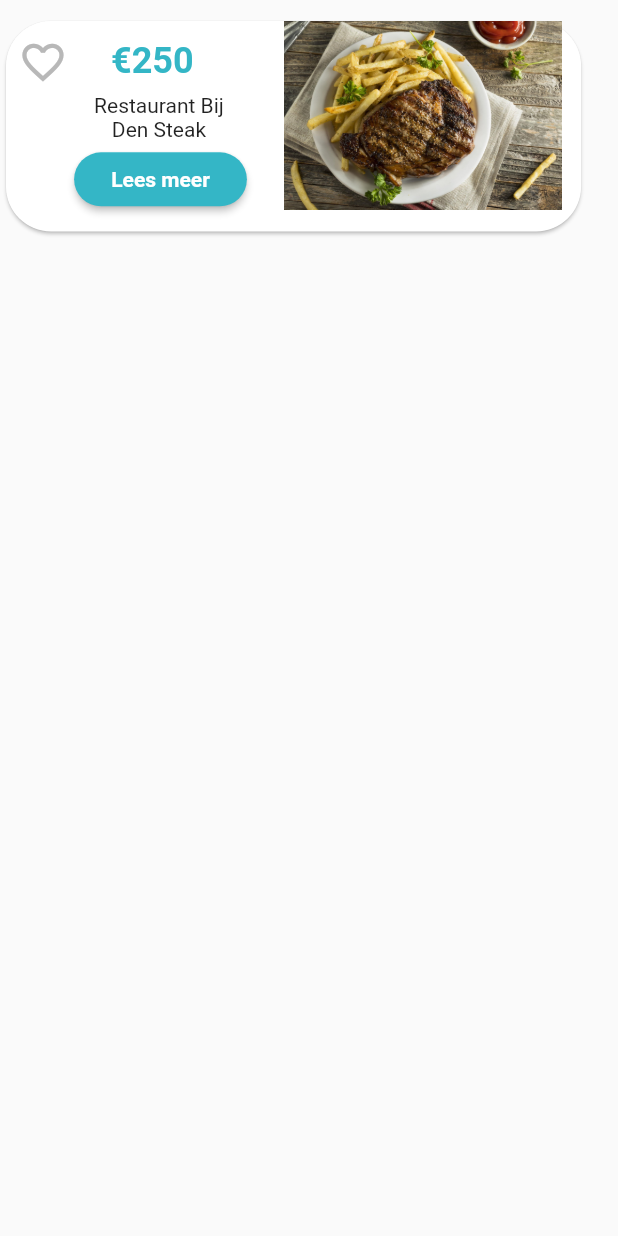
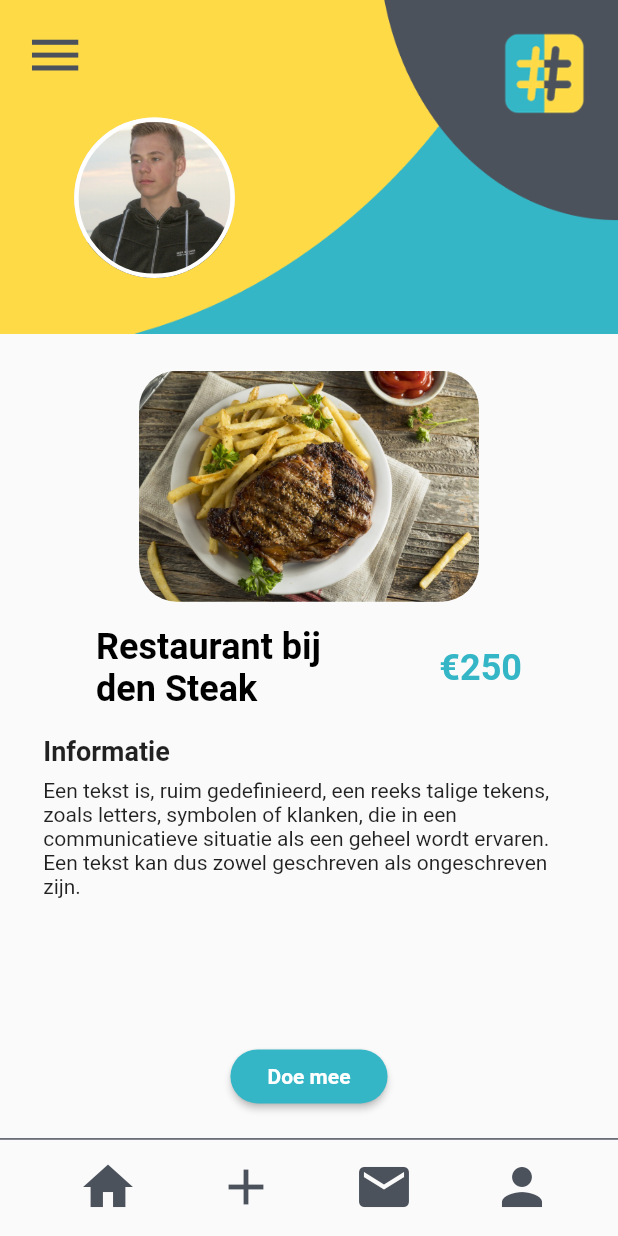
Before and after one commit to stefscharre/City-Influencers-App, a Flutter app: the CampaignWidget widget shown alone on an empty page, opened directly, after a tap on "Lees meer", on a phone screen of 412 x 824 dp. Run offline on Flutter 3.47's test engine with Material 2 defaults, Android fonts, the light colour scheme and no system bars; our stand-ins replace responsive_sizer.

Commit message:
detailpage

```diff
--- a/lib/main.dart
+++ b/lib/main.dart
@@ -15,6 +15,7 @@ class CityInfluencersApp extends StatelessWidget {
     return MaterialApp(
       theme: ThemeData(
         primarySwatch: Colors.blue,
+        visualDensity: VisualDensity.adaptivePlatformDensity,
       ),
       home:  ResponsiveSizer(
    builder: (context, orientation, screenType) {
--- /dev/null
+++ b/lib/pages/detailpage.dart
@@ -0,0 +1,116 @@
+import 'package:city_influencers_app/pages/signup.dart';
+import 'package:city_influencers_app/widgets/bottomMenu.dart';
+import 'package:city_influencers_app/widgets/campaign.dart';
+import 'package:city_influencers_app/widgets/shared/hexcolor.dart';
+import 'package:city_influencers_app/widgets/homeBackground.dart';
+import 'package:city_influencers_app/widgets/sidemenu.dart';
+import 'package:flutter/material.dart';
+import 'package:responsive_sizer/responsive_sizer.dart';
+class DetailPage extends StatefulWidget {
+  const DetailPage({Key? key}) : super(key: key);
+
+  @override
+  State<StatefulWidget> createState() => _DetailPage();
+}
+
+class _DetailPage extends State<DetailPage> {
+  Color color1 = HexColor("#4C525C");
+  Color color2 = HexColor("#EBEBEB");
+  Color color3 = HexColor("#34B6C6");
+
+  @override
+  Widget build(BuildContext context) {
+    return Scaffold(
+
+      drawer: const NavDrawer(),
+        body: Stack(
+          children: [
+          Column(
+              children: <Widget>[
+            Row(children: <Widget>[
+              HomeBackgroundWidget(),
+            ]),
+            Padding(
+              padding:  EdgeInsets.only(top: 3.h),
+              child: ClipRRect(
+                borderRadius: BorderRadius.circular(25),
+  child: SizedBox.fromSize(
+           child: Image.asset('assets/biefstukFriet.jpg', width: 55.w, fit: BoxFit.cover)),
+),
+            ),
+            Padding(
+              padding:  EdgeInsets.fromLTRB(0,2.h,0,2.h),
+              child: Row(
+                mainAxisAlignment: MainAxisAlignment.spaceEvenly,
+
+                children:  <Widget>[
+
+                    SizedBox(
+                      width: 40.w,
+                      child: const Text("Restaurant bij den Steak",style: TextStyle(fontSize: 24,
+                          fontWeight: FontWeight.bold, color: Colors.black),),
+                    ),
+
+
+                  Text("€250",style: TextStyle(fontSize: 24,
+                      fontWeight: FontWeight.bold, color: color3),),
+                ]),
+            ),
+                Row(
+                  mainAxisAlignment: MainAxisAlignment.start,
+                  children: <Widget> [
+                    Padding(
+                      padding: EdgeInsets.fromLTRB(7.w,0,0,1.h),
+                      child:  Text("Informatie", style: TextStyle(fontSize: 18,
+                      fontWeight: FontWeight.bold),),
+                    ),
+                  ],
+                ),
+               Row(
+                 mainAxisAlignment: MainAxisAlignment.start,
+                 children: [
+                   Padding(
+                    padding: EdgeInsets.fromLTRB(7.w,0,7.w,0),
+                     child: SizedBox(width: 86.w, child: const Text("Een tekst is, ruim gedefinieerd, een reeks talige tekens, zoals letters, symbolen of klanken, die in een communicatieve situatie als een geheel wordt ervaren. Een tekst kan dus zowel geschreven als ongeschreven zijn.")),
+                   ),
+                 ],
+               ),
+
+          ]
+          ),
+
+
+          const Align(
+
+            alignment: Alignment.bottomCenter,
+
+            child: MenuWidget()
+          ),
+          Padding(
+            padding:  EdgeInsets.only(bottom: 10.h),
+            child: Align(
+      alignment: Alignment.bottomCenter,
+                child: ElevatedButton(
+
+              child: const Text('Doe mee'),
+                   style: ElevatedButton.styleFrom(
+                      primary: color3,
+                      padding:  EdgeInsets.symmetric(horizontal: 6.w),
+                      shape: RoundedRectangleBorder(
+      borderRadius: BorderRadius.circular(25), // <-- Radius
+    ),
+                      textStyle: const TextStyle(
+                      fontSize: 14,
+                      fontWeight: FontWeight.bold)),
+                  onPressed: () {},
+
+                ),
+                ),
+          ),]
+
+        )
+
+
+        );
+  }
+}
--- a/lib/pages/home.dart
+++ b/lib/pages/home.dart
@@ -19,9 +19,10 @@ class _HomePage extends State<Home> {
 
   @override
   Widget build(BuildContext context) {
+
     return Scaffold(
 
-      drawer: NavDrawer(),
+      drawer: const NavDrawer(),
         body: Stack(
           children: [
           Column(
--- a/lib/widgets/bottomMenu.dart
+++ b/lib/widgets/bottomMenu.dart
@@ -1,5 +1,6 @@
 // ignore_for_file: file_names
 
+import 'package:city_influencers_app/pages/home.dart';
 import 'package:flutter/material.dart';
 import 'package:responsive_sizer/responsive_sizer.dart';
 import 'package:city_influencers_app/widgets/shared/hexcolor.dart';
@@ -11,6 +12,13 @@ class MenuWidget extends StatelessWidget {
 
   @override
   Widget build(BuildContext context) {
+    void _navigateToHome() async {
+    await Navigator.push(
+      context,
+      MaterialPageRoute(builder: (context) => const Home()),
+    );
+
+  }
     Color color1 = HexColor("#4C525C");
     return Stack(children: [
        Divider(
@@ -20,30 +28,50 @@ class MenuWidget extends StatelessWidget {
             color: color1,
           ),
        Padding(
-      padding: EdgeInsets.fromLTRB(0,2.5.h,0,1.5.h),
+      padding: EdgeInsets.fromLTRB(0,1.5.h,0,1.5.h),
       child: Row(
           mainAxisAlignment: MainAxisAlignment.spaceEvenly,
           children: <Widget>[
-            Icon(
+            IconButton(
+          icon: Icon(
               Icons.home,
               color: color1,
               size: 40,
             ),
-            Icon(
+          onPressed: () {_navigateToHome();
+          },
+        ),
+         IconButton(
+          icon:  Icon(
               Icons.add,
               color: color1,
               size: 40,
             ),
-            Icon(
+          onPressed: () {
+          },
+        ),
+         IconButton(
+          icon:  Icon(
               Icons.mail,
               color: color1,
               size: 40,
             ),
-            Icon(
+          onPressed: () {
+          },
+        ),
+         IconButton(
+          icon:  Icon(
               Icons.person,
               color: color1,
               size: 40,
             ),
+          onPressed: () {
+          },
+        ),
+
+
+
+
           ]),
     ),
     ]);
--- a/lib/widgets/campaign.dart
+++ b/lib/widgets/campaign.dart
@@ -1,3 +1,4 @@
+import 'package:city_influencers_app/pages/detailpage.dart';
 import 'package:flutter/material.dart';
 import 'package:responsive_sizer/responsive_sizer.dart';
 import 'package:city_influencers_app/widgets/shared/hexcolor.dart';
@@ -12,9 +13,17 @@ class CampaignWidget extends StatelessWidget {
 
   @override
   Widget build(BuildContext context) {
+    void _navigateToDetail(int id) async {
+    await Navigator.push(
+      context,
+      MaterialPageRoute(builder: (context) => const DetailPage()),
+    );
+
+  }
     Color color1 = HexColor("#34B6C6");
     Color color2 = HexColor("#B8B8B8");
     return Padding(
+
       padding: const EdgeInsets.fromLTRB(0,10,0,0),
       child: SizedBox(
           height: 18.h,
@@ -79,7 +88,7 @@ class CampaignWidget extends StatelessWidget {
                     textStyle: const TextStyle(
                     fontSize: 14,
                     fontWeight: FontWeight.bold)),
-                onPressed: () {},
+                onPressed: () {_navigateToDetail(1);},
 
               ),
         ),]
@@ -99,6 +108,5 @@ Image.asset(imageurl,fit:BoxFit.cover)
 
       )),
     );
-
   }
 }
```
Also changed, not shown: lib/widgets/sidemenu.dart (+79 -8 lines).
